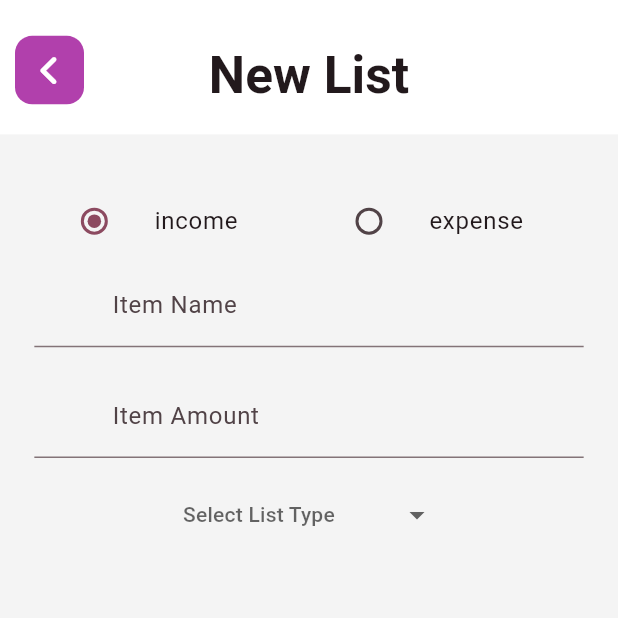
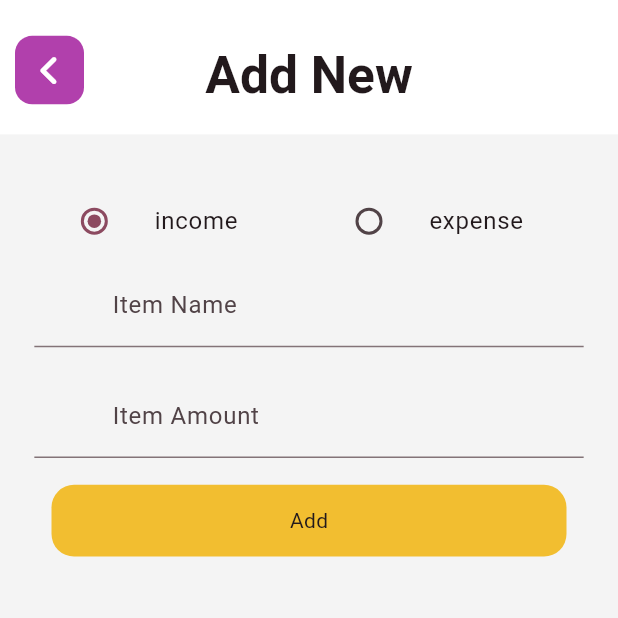
Before and after one commit to o0Pleiades0o/ledger_stacks, a Flutter app: the AddTransaction screen opened directly, on a phone screen of 412 x 824 dp, the top half of it. Run offline on Flutter 3.47's test engine with Material 3 defaults, Android fonts, the phone set to English and light mode, and no system bars; drawn by our look-alikes of dropdown_button2; our stand-ins replace cloud_firestore, firebase_auth, firebase_core, firebase_storage, flutter_screenutil, font_awesome_flutter and 3 more; accounts and stored records are empty.

Commit message:
หนทางสว่าง

```diff
--- a/ledger_stacks/lib/pages/add_transaction.dart/transaction_page.dart
+++ b/ledger_stacks/lib/pages/add_transaction.dart/transaction_page.dart
@@ -30,7 +30,7 @@ class AddTransaction extends StatelessWidget {
           title: Padding(
             padding: const EdgeInsets.only(top: 10),
             child: Text(
-              "New List",
+              "Add New",
               style: TextStyle(fontSize: 30.sp, fontWeight: FontWeight.bold),
             ),
           )),
@@ -40,8 +40,10 @@ class AddTransaction extends StatelessWidget {
             children: [
               RadioButton(),
               TextFieldGeneral(controller: addTransactionController.nameController, labelText: 'Item Name'),
-              TextFieldGeneral(controller: addTransactionController.nameController, labelText: 'Item Amount'),
-              const DropDown()
+              TextFieldGeneral(controller: addTransactionController.amountController, labelText: 'Item Amount'),
+              AddBotton(onPressed: () {
+
+              } )
             ],
           )),
     );
--- a/ledger_stacks/lib/widgets/button.dart
+++ b/ledger_stacks/lib/widgets/button.dart
@@ -189,3 +189,23 @@ class CusNavigationBotton extends StatelessWidget {
     );
   }
 }
+
+class AddBotton extends StatelessWidget {
+  final VoidCallback onPressed;
+  const AddBotton({super.key, required this.onPressed});
+
+  @override
+  Widget build(BuildContext context) {
+    return SizedBox(
+      height: 40.h,
+      width: 300.w,
+      child: GestureDetector(
+        onTap: onPressed,
+        child: Container(
+          decoration: BoxDecoration(color: kYellow , borderRadius: BorderRadius.circular(15)),
+          child: const Center(child: Text('Add')),
+        ),
+      ),
+    );
+  }
+}
--- a/ledger_stacks/lib/widgets/floating_action_button.dart
+++ b/ledger_stacks/lib/widgets/floating_action_button.dart
@@ -4,8 +4,10 @@ import 'package:ledger_stacks/constants/color.dart';
 
 class CustomFloatingActionButton extends StatelessWidget {
   const CustomFloatingActionButton({
-    super.key, required Null Function() onPressed,
+    super.key, required this.onPressed,
   });
+
+  final VoidCallback onPressed;
 
   @override
   Widget build(BuildContext context) {
@@ -16,7 +18,7 @@ class CustomFloatingActionButton extends StatelessWidget {
         height: 60.h,
         child: FittedBox(
           child: FloatingActionButton(
-            onPressed: () {},
+            onPressed: onPressed ,
             backgroundColor: kYellow,
             shape: RoundedRectangleBorder(
               borderRadius: BorderRadius.circular(100.r),
```
Also changed, not shown: ledger_stacks/lib/models/transaction/transaction_service.dart (+13 -0 lines).
